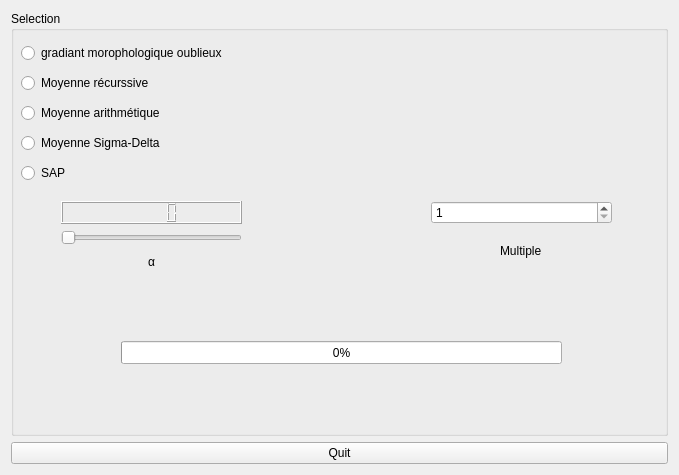
Qt form selector.ui (Wissben/SPOM) before a commit.
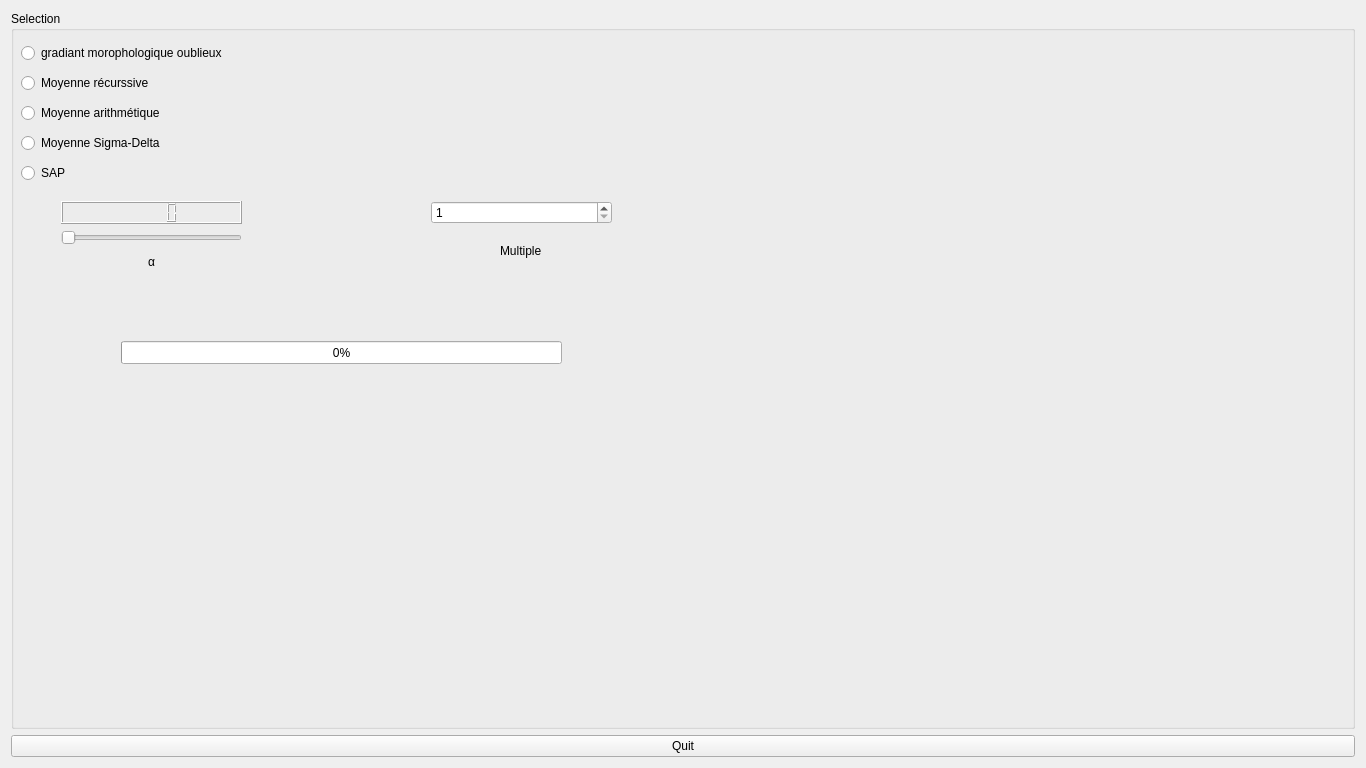
The same form after that commit.

Diff of the .ui file:
```diff
--- a/selector.ui
+++ b/selector.ui
@@ -9,8 +9,8 @@
    <rect>
     <x>0</x>
     <y>0</y>
-    <width>679</width>
-    <height>475</height>
+    <width>1366</width>
+    <height>768</height>
    </rect>
   </property>
   <property name="cursor">
```
